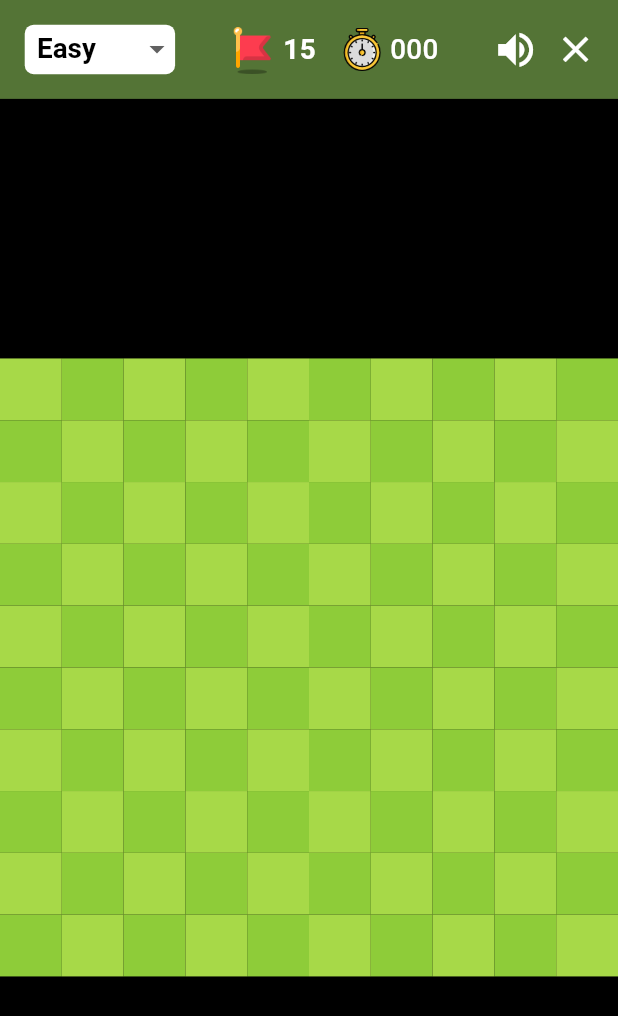
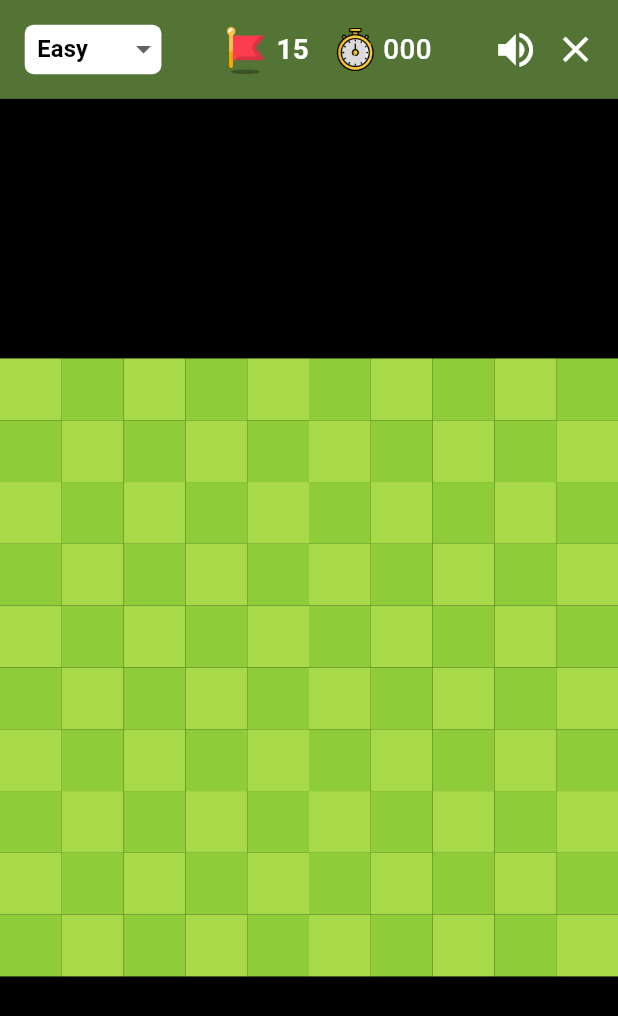
Before and after one commit to recepsenoglu/minesweeper, a Flutter app: the GameView screen opened directly, on a phone screen of 412 x 824 dp. Shown: the top 1016 px of the screen. Run offline on Flutter 3.47's test engine with Material 3 defaults, Android fonts, the phone set to English and light mode, and no system bars; our stand-ins replace google_fonts, just_audio, shared_preferences; accounts and stored records are empty.

Commit message:
difficulty settings sizes fixed

```diff
--- a/lib/view/game_view/top_bar.dart
+++ b/lib/view/game_view/top_bar.dart
@@ -130,25 +130,23 @@ class DifficultySettings extends StatelessWidget {
           alignment: Alignment.centerLeft,
           borderRadius: GameSizes.getRadius(10),
           underline: const SizedBox(),
-          padding: EdgeInsets.only(left: GameSizes.getWidth(0.02)),
+          padding: GameSizes.getVerticalPadding(0.005)
+              .copyWith(left: GameSizes.getWidth(0.02)),
           items: allModes.map<DropdownMenuItem<GameMode>>((GameMode value) {
             return DropdownMenuItem<GameMode>(
               value: value,
-              child: Text(
-                value.name.capitalizeFirst(),
-                style: TextStyle(
-                  color: Colors.black,
-                  fontWeight: FontWeight.bold,
-                  fontSize: GameSizes.getWidth(0.045),
+              child: FittedBox(
+                child: Text(
+                  value.name.capitalizeFirst(),
+                  style: TextStyle(
+                    color: Colors.black,
+                    fontWeight: FontWeight.bold,
+                    fontSize: GameSizes.getHeight(0.02),
+                  ),
                 ),
               ),
             );
           }).toList(),
-          style: TextStyle(
-            color: Colors.black,
-            fontWeight: FontWeight.w400,
-            fontSize: GameSizes.getWidth(0.03),
-          ),
           onChanged: (value) {
             if (value != null && value != controller.gameMode) {
               controller.gameMode = value;
```
